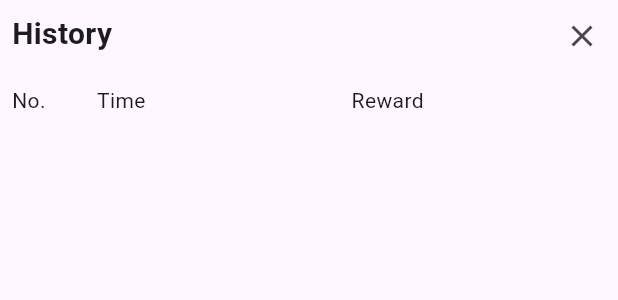
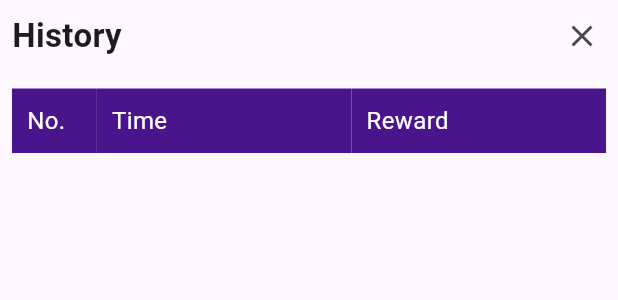
Before and after one commit to dharmikDDS/spin_wheel, a Flutter app: the HistorySheet widget shown alone on an empty page, opened directly, on a phone screen of 412 x 824 dp. Shown: the top 300 px of the screen. Run offline on Flutter 3.47's test engine with Material 3 defaults, Android fonts, the phone set to English and light mode, and no system bars.

Commit message:
updated history sheet

```diff
--- a/lib/controllers/spin_wheel_controller.dart
+++ b/lib/controllers/spin_wheel_controller.dart
@@ -2,7 +2,8 @@ import 'dart:math';
 import 'dart:developer' as d;
 
 import 'package:flutter/material.dart';
-import 'package:spin_wheel/shared/prize_item_model.dart';
+import 'package:spin_wheel/shared/models/history_model.dart';
+import 'package:spin_wheel/shared/models/prize_item_model.dart';
 
 class SpinWheelController extends ChangeNotifier {
   SpinWheelController();
@@ -12,14 +13,13 @@ class SpinWheelController extends ChangeNotifier {
   List<PrizeItem> _prizes = [];
   bool _isSpinning = false;
   double _angleToSpin = 0;
-  PrizeItem? _wonPrize;
-  List<PrizeItem> _winHistory = [];
+  final List<HistoryModel> _winHistory = [];
 
   List<PrizeItem> get prizes => _prizes;
   bool get isSpinning => _isSpinning;
   double get angleToSpin => _angleToSpin;
-  PrizeItem? get wonPrize => _wonPrize;
-  List<PrizeItem> get winHistory => _winHistory;
+  PrizeItem? get wonPrize => winHistory.last.prize;
+  List<HistoryModel> get winHistory => _winHistory;
 
   changeIsSpinning(bool newValue) {
     _isSpinning = newValue;
@@ -41,7 +41,6 @@ class SpinWheelController extends ChangeNotifier {
   }
 
   Future<void> spin() async {
-    _wonPrize = null;
     final validPrizes = prizes.where((p) => p.probability > 0).toList();
     final totalProbability =
         validPrizes.fold(0.0, (sum, p) => sum + p.probability);
@@ -66,8 +65,8 @@ class SpinWheelController extends ChangeNotifier {
     final offset =
         _random.nextDouble() * (segmentAngle * 0.8) + (segmentAngle * 0.1);
 
-    _wonPrize = selectedPrize;
-    _winHistory.add(selectedPrize);
+    final wonAt = DateTime.now();
+    _winHistory.add(HistoryModel(wonAt: wonAt, prize: selectedPrize));
     changeAngleToSpin((spinCount * 2 * pi) + targetAngle + offset);
   }
 }
--- a/lib/screens/spin_wheel_screen.dart
+++ b/lib/screens/spin_wheel_screen.dart
@@ -4,7 +4,7 @@ import 'package:flutter/material.dart';
 import 'package:provider/provider.dart';
 import 'package:spin_wheel/shared/colors.dart';
 import 'package:spin_wheel/widgets/history_sheet.dart';
-import 'package:spin_wheel/shared/prize_item_model.dart';
+import 'package:spin_wheel/shared/models/prize_item_model.dart';
 import 'package:spin_wheel/controllers/spin_wheel_controller.dart';
 import 'package:spin_wheel/widgets/triangle_clipper.dart';
 import 'package:spin_wheel/widgets/wheel_painter.dart';
@@ -144,7 +144,9 @@ class _SpinWheelScreenState extends State<SpinWheelScreen>
           context: context,
           useSafeArea: true,
           isScrollControlled: true,
+          enableDrag: true,
           showDragHandle: true,
+          shape: RoundedRectangleBorder(borderRadius: BorderRadius.circular(0)),
           builder: (_) => HistorySheet(),
         ),
         child: Icon(Icons.history_rounded),
--- /dev/null
+++ b/lib/shared/date_time_ext.dart
@@ -0,0 +1,5 @@
+import 'package:intl/intl.dart';
+
+extension FormatExtension on DateTime {
+  String get ddMMyyHHss => DateFormat("dd/MM/yy HH:mm:ss").format(this);
+}
--- /dev/null
+++ b/lib/shared/models/history_model.dart
@@ -0,0 +1,8 @@
+import 'package:spin_wheel/shared/models/prize_item_model.dart';
+
+class HistoryModel {
+  final DateTime wonAt;
+  final PrizeItem prize;
+
+  HistoryModel({required this.wonAt, required this.prize});
+}
--- a/lib/widgets/history_sheet.dart
+++ b/lib/widgets/history_sheet.dart
@@ -2,12 +2,22 @@ import 'package:flutter/material.dart';
 import 'package:provider/provider.dart';
 import 'package:spin_wheel/controllers/spin_wheel_controller.dart';
 import 'package:spin_wheel/shared/colors.dart';
+import 'package:spin_wheel/shared/date_time_ext.dart';
+import 'package:spin_wheel/shared/models/history_model.dart';
 
 class HistorySheet extends StatelessWidget {
-  const HistorySheet({super.key});
+  HistorySheet({super.key});
+
+  final DraggableScrollableController controller =
+      DraggableScrollableController();
 
   @override
   Widget build(BuildContext context) {
+    return DraggableScrollableSheet(
+      controller: controller,
+      expand: false,
+      shouldCloseOnMinExtent: true,
+      builder: (context, controller) {
         return Stack(
           children: [
             Align(
@@ -20,16 +30,67 @@ class HistorySheet extends StatelessWidget {
             Padding(
               padding: const EdgeInsets.all(8.0),
               child: Column(
-            spacing: 20,
+                mainAxisSize: MainAxisSize.min,
                 children: [
                   Align(
                     alignment: Alignment.centerLeft,
                     child: Text(
                       "History",
-                  style: TextStyle(fontSize: 20, fontWeight: FontWeight.bold),
+                      style: TextStyle(
+                        fontSize: 22,
+                        fontWeight: FontWeight.bold,
                       ),
                     ),
-              Table(
+                  ),
+                  const SizedBox(height: 20),
+                  _buildTable(
+                    [
+                      TableRow(
+                        children: [
+                          _buildTableCell(
+                            text: "No.",
+                            bgColor: primaryColor,
+                            textColor: whiteColor,
+                          ),
+                          _buildTableCell(
+                            text: "Time",
+                            bgColor: primaryColor,
+                            textColor: whiteColor,
+                          ),
+                          _buildTableCell(
+                            text: "Reward",
+                            bgColor: primaryColor,
+                            textColor: whiteColor,
+                          ),
+                        ],
+                      ),
+                    ],
+                  ),
+                  Expanded(
+                    child: SingleChildScrollView(
+                      controller: controller,
+                      child: _buildTable(
+                        context
+                            .watch<SpinWheelController>()
+                            .winHistory
+                            .reversed
+                            .indexed
+                            .map((e) => _buildTabelRow(e.$1, e.$2))
+                            .toList(),
+                      ),
+                    ),
+                  ),
+                ],
+              ),
+            ),
+          ],
+        );
+      },
+    );
+  }
+
+  Table _buildTable(List<TableRow> children) {
+    return Table(
       border: TableBorder(
         horizontalInside: BorderSide(
           color: primaryColor,
@@ -41,37 +102,44 @@ class HistorySheet extends StatelessWidget {
         1: FlexColumnWidth(3),
         2: FlexColumnWidth(3),
       },
-                children: [
-                  TableRow(
-                    children: [
-                      TableCell(
-                        child: Text("No."),
-                      ),
-                      TableCell(child: Text("Time")),
-                      TableCell(child: Text("Reward")),
-                    ],
-                  ),
-                  ...context
-                      .watch<SpinWheelController>()
-                      .winHistory
-                      .indexed
-                      .map(
-                    (e) {
+      children: children,
+    );
+  }
+
+  TableRow _buildTabelRow(int index, HistoryModel prize) {
+    final bgColor = ((index + 1) % 2 == 0 ? yellowStatColor : secondaryColor);
     return TableRow(
       children: [
-                          TableCell(child: Text((e.$1 + 1).toString())),
-                          TableCell(child: Text(DateTime.now().toString())),
-                          TableCell(child: Text(e.$2.label)),
-                        ],
-                      );
-                    },
+        _buildTableCell(
+          text: (index + 1).toString(),
+          bgColor: bgColor,
+          textColor: primaryColor,
         ),
-                ],
+        _buildTableCell(
+          text: DateTime.now().ddMMyyHHss,
+          bgColor: bgColor,
+          textColor: primaryColor,
         ),
-            ],
-          ),
+        _buildTableCell(
+          text: prize.prize.label,
+          bgColor: bgColor,
+          textColor: primaryColor,
         ),
       ],
     );
   }
+
+  _buildTableCell({
+    required String text,
+    required Color bgColor,
+    Color? textColor,
+  }) {
+    return TableCell(
+      child: Container(
+        color: bgColor,
+        padding: EdgeInsets.symmetric(horizontal: 10, vertical: 10),
+        child: Text(text, style: TextStyle(fontSize: 16, color: textColor)),
+      ),
+    );
   }
+}
--- a/lib/widgets/wheel_painter.dart
+++ b/lib/widgets/wheel_painter.dart
@@ -2,7 +2,7 @@ import 'dart:math';
 
 import 'package:flutter/material.dart';
 import 'package:spin_wheel/shared/colors.dart';
-import 'package:spin_wheel/shared/prize_item_model.dart';
+import 'package:spin_wheel/shared/models/prize_item_model.dart';
 
 class WheelPainter extends CustomPainter {
   final List<PrizeItem> prizes;
--- a/pubspec.yaml
+++ b/pubspec.yaml
@@ -35,6 +35,7 @@ dependencies:
   # Use with the CupertinoIcons class for iOS style icons.
   cupertino_icons: ^1.0.8
   provider: ^6.1.5
+  intl: ^0.20.2
 
 dev_dependencies:
   flutter_test:
```
Also changed, not shown: lib/shared/models/prize_item_model.dart (renamed from lib/shared/prize_item_model.dart), pubspec.lock. Lines whose indentation alone changed are shown as unchanged.
